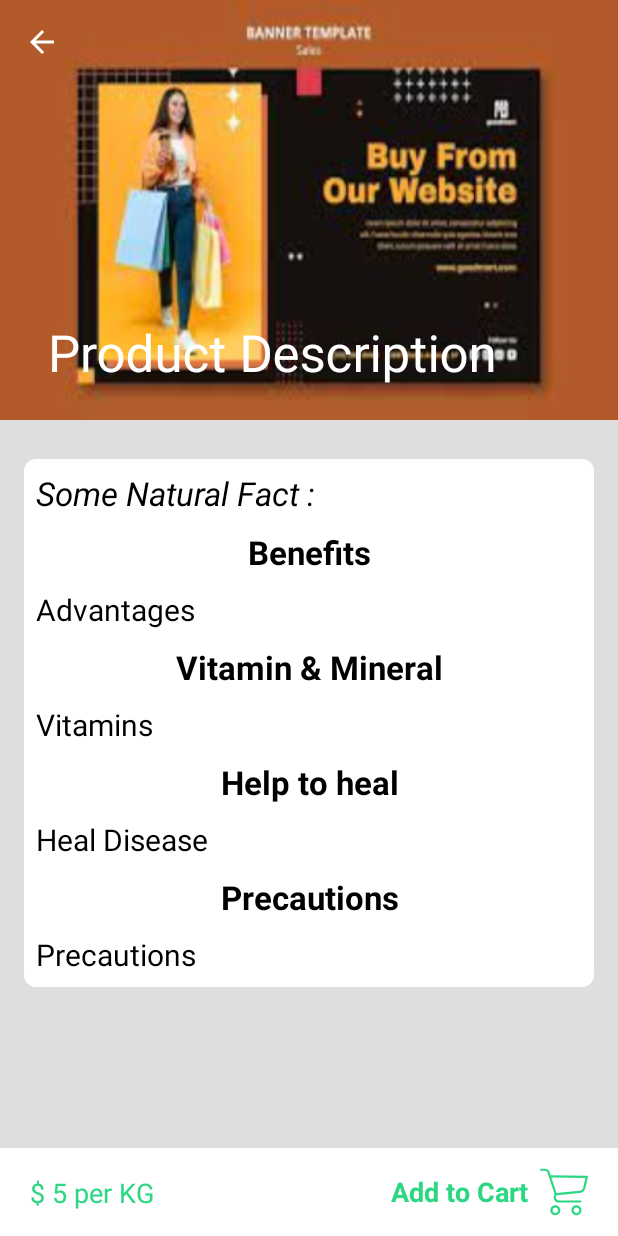
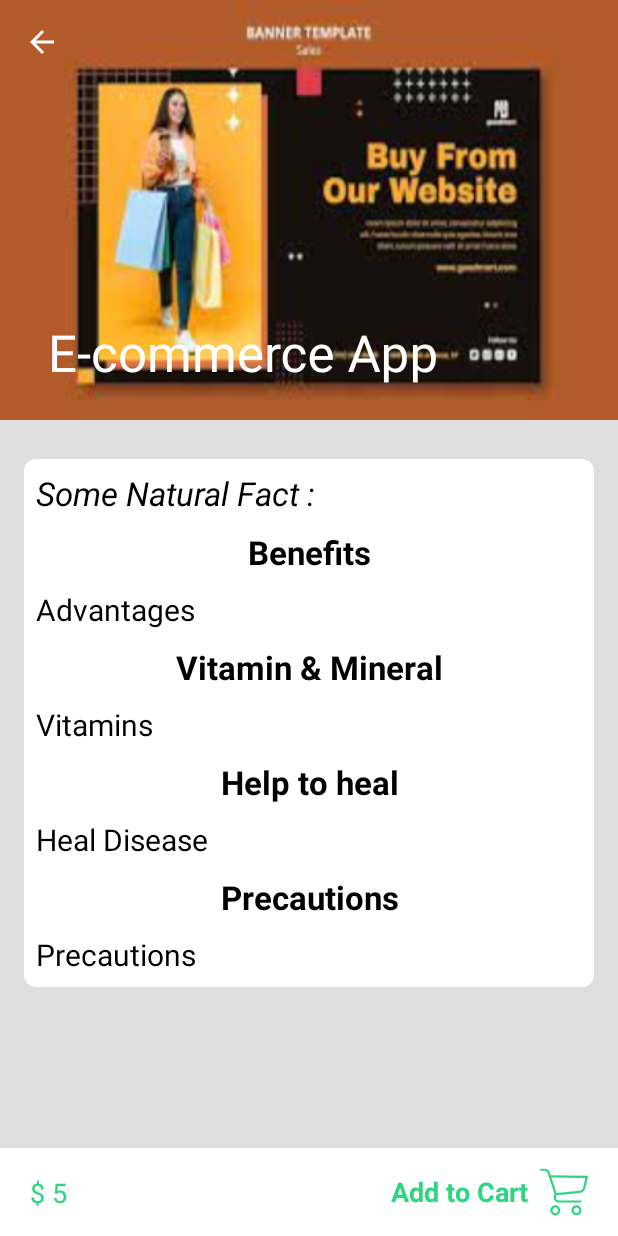
Before and after one commit to shepherrrd/FoodEcommerce, an Android app: the DetailActivity screen opened directly, with no data from a screen before it, on a phone screen of 412 x 824 dp. Run offline under Robolectric (Android 15) with nearby library versions, the phone set to English and light mode, and no system bars; our stand-ins replace Firebase (no records; nobody signed in at launch, a user with empty details on screens opened directly), Picasso; pictures from the network do not load; 12 statements that could not run were skipped.

Commit message:
removed per kg

```diff
--- a/app/src/main/res/layout/activity_detail.xml
+++ b/app/src/main/res/layout/activity_detail.xml
@@ -212,7 +212,7 @@
             android:layout_width="wrap_content"
             android:layout_height="wrap_content"
             android:padding="8dp"
-            android:text="$ 5 per KG"
+            android:text="$ 5"
             android:textAppearance="?android:textAppearanceLarge"
             android:textColor="@color/light_green"
             android:textSize="18sp"
--- a/app/src/main/res/values/strings.xml
+++ b/app/src/main/res/values/strings.xml
@@ -44,7 +44,7 @@
     <string name="plus">+</string>
     <string name="minus">-</string>
     <string name="amount">$ %1$s</string>
-    <string name="pricePerkg">$ %1$s per KG</string>
+    <string name="pricePerkg">$ %1$s </string>
     <string name="addToCart">Add to Cart</string>
     <string name="bucket">bucket</string>
     <string name="cart">Cart</string>
```
Also changed, not shown: app/src/main/java/in/rahulkhatri/vegcartpro/activity/DetailActivity.kt (+8 -8 lines).
